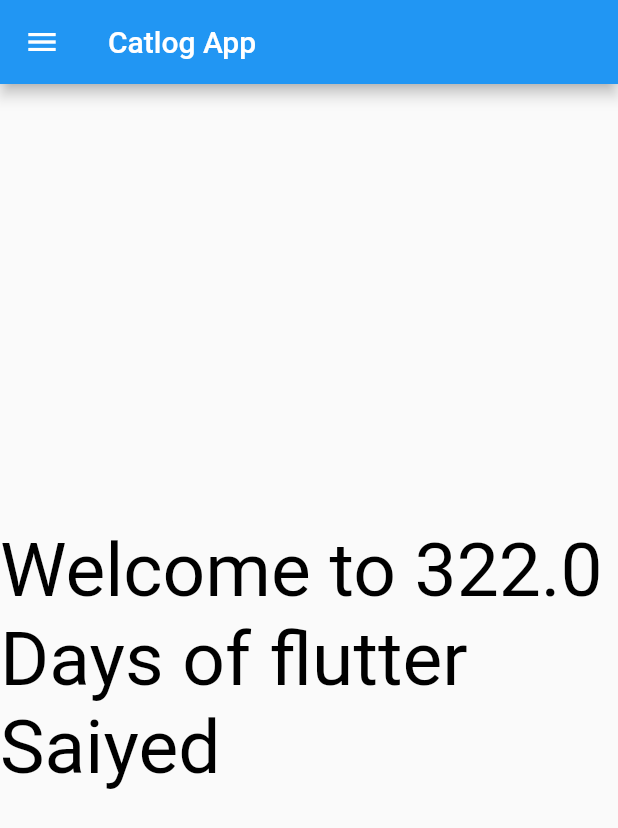
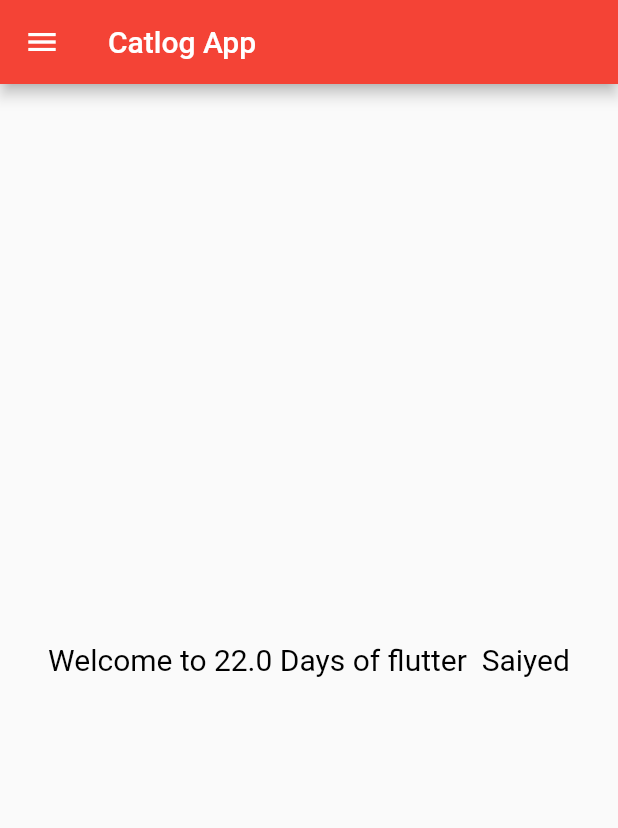
Before and after one commit to SaiyedMustaq/30day-Flutter, a Flutter app: the screen it shows after launch, on a phone screen of 412 x 824 dp. Shown: the top 828 px of the screen. Run offline on Flutter 3.47's test engine with Material 2 defaults, Android fonts, the phone set to English and light mode, and no system bars.

Commit message:
Day 3 Complete

```diff
--- a/lib/main.dart
+++ b/lib/main.dart
@@ -1,5 +1,6 @@
 import 'package:flutter/material.dart';
-import 'package:pavan_kumar_flutter_30_days/home_page.dart';
+import 'package:pavan_kumar_flutter_30_days/pages/login_page.dart';
+import 'pages/home_page.dart';
 
 void main() {
   //entry method point
@@ -9,10 +10,27 @@ void main() {
 class MyApp extends StatelessWidget {
   @override
   Widget build(BuildContext context) {
+    bringVegitables(isHave: true);
     return MaterialApp(
-        debugShowCheckedModeBanner: false,
-        title: 'Flutter Demo',
-        theme: ThemeData(),
-        home: HomePage());
+      themeMode: ThemeMode.system,
+      darkTheme: ThemeData(
+        primarySwatch: Colors.blueGrey,
+      ),
+      debugShowCheckedModeBanner: false,
+      title: 'Flutter Demo',
+      theme: ThemeData(
+        primarySwatch: Colors.red,
+      ),
+      initialRoute: "/home",
+      routes: {
+        "/": (context) => LoginPage(),
+        "/home": (context) => HomePage(),
+        "/login": (contex) => LoginPage(),
+      },
+    );
   }
 }
+
+bringVegitables({@required bool isHave, int reqiest = 100}) {
+  print("$isHave $reqiest");
+}
--- a/lib/home_page.dart
+++ b/lib/pages/home_page.dart
@@ -1,24 +1,24 @@
 import 'package:flutter/material.dart';
 
+// ignore: must_be_immutable
 class HomePage extends StatelessWidget {
   int days = 25;
-  double day = 322;
+  double day = 22;
   String name = "Saiyed";
   num data = 12.3; //contain both int double
   var daya = "Tuesday"; // all type of variable
-
   static const double pi = 3.14;
   @override
-  Widget build(BuildContext context) {
+  Widget build(BuildContext contgitext) {
     return Scaffold(
       appBar: AppBar(
         title: Text('Catlog App'),
       ),
       body: Center(
         child: Text(
-          'Welcome to $day Days of flutter $name',
+          'Welcome to $day Days of flutter  $name',
           style: TextStyle(
-            fontSize: 50,
+            fontSize: 20,
             color: Colors.black,
           ),
         ),
```
Also changed, not shown: lib/pages/login_page.dart (added, +20 -0 lines).
